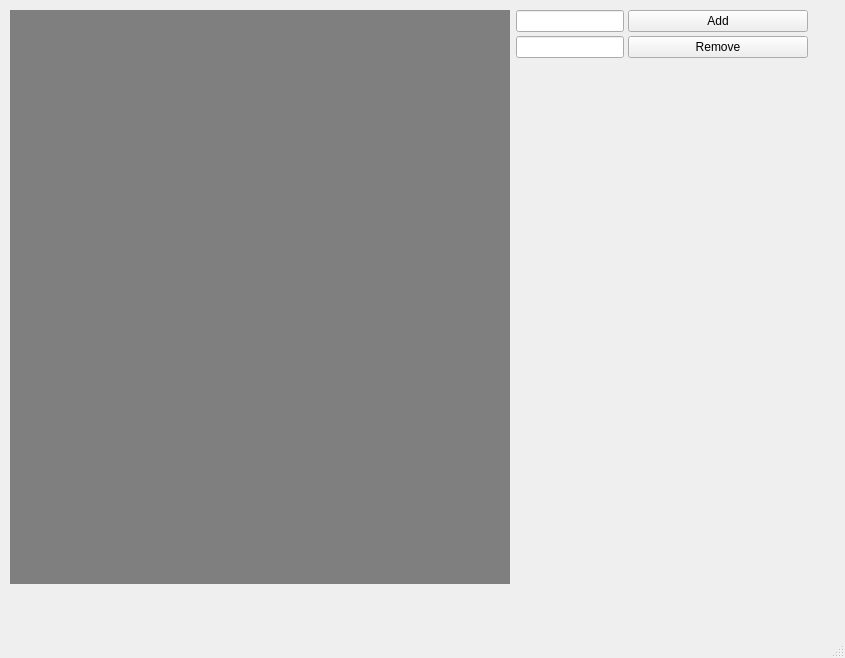
The window that algorithmvisualizermainwindow.ui (krystian5642/BinaryTrees) describes before a commit, drawn with Qt 5.
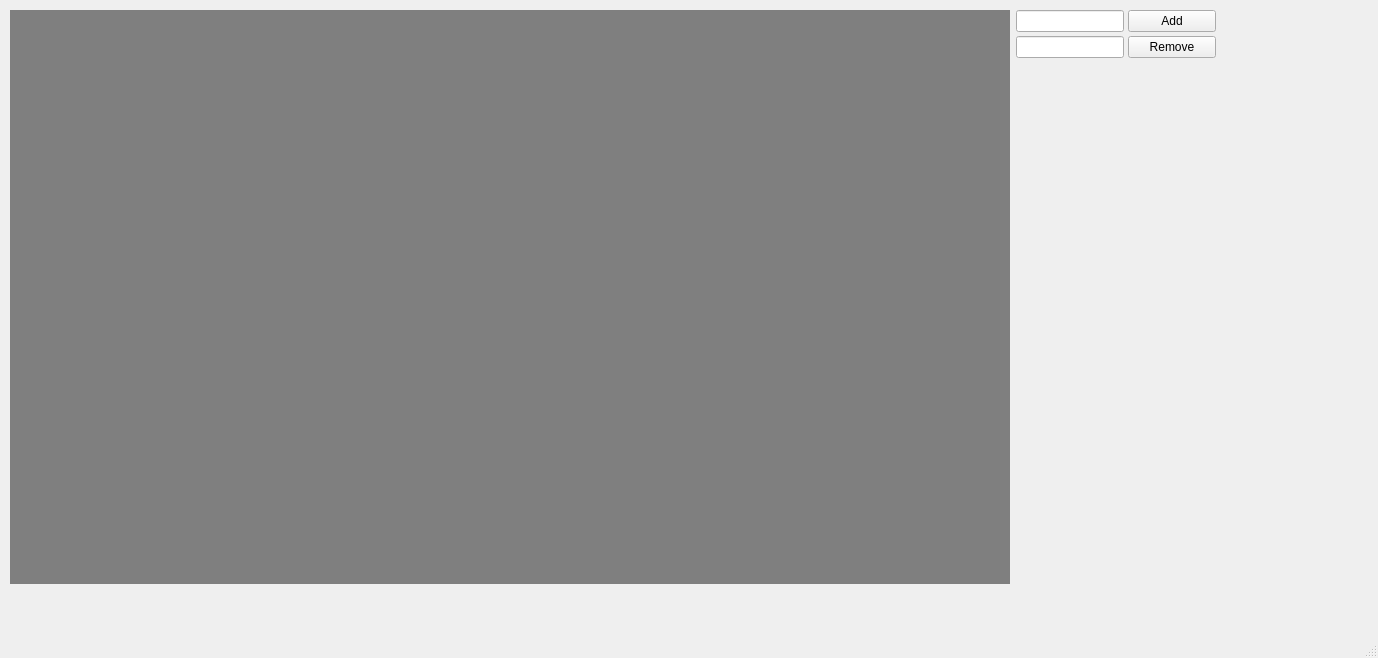
The same window after the commit.

```diff
--- a/algorithmvisualizermainwindow.ui
+++ b/algorithmvisualizermainwindow.ui
@@ -6,7 +6,7 @@
    <rect>
     <x>0</x>
     <y>0</y>
-    <width>845</width>
+    <width>1378</width>
     <height>658</height>
    </rect>
   </property>
@@ -19,7 +19,7 @@
      <rect>
       <x>10</x>
       <y>10</y>
-      <width>798</width>
+      <width>1206</width>
       <height>574</height>
      </rect>
     </property>
@@ -34,7 +34,7 @@
        </property>
        <property name="minimumSize">
         <size>
-         <width>500</width>
+         <width>1000</width>
          <height>500</height>
         </size>
        </property>
```
Left out of the diff: 2 changed lines with no effect on the pictures.
